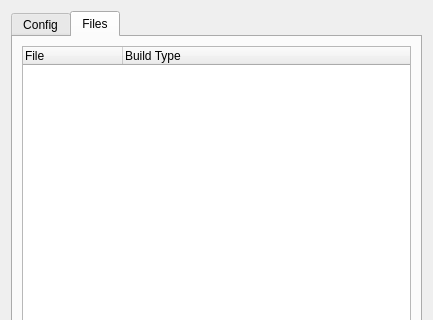
Above: mcbuilder/trunk/layouts/projectinfo.ui from makingthings/makecontroller before the change; both pictures show x 0 to 433 and y 0 to 320 of the 433 by 477 pixel window. Below: the same form after it.
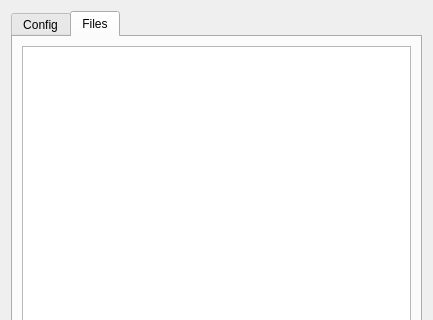
That is the form after the change. The open tabs and pages were chosen to show the change. Custom widgets are drawn as their Qt base class.

Commit message: * project info updates

```diff
--- a/mcbuilder/trunk/layouts/projectinfo.ui
+++ b/mcbuilder/trunk/layouts/projectinfo.ui
@@ -158,16 +158,6 @@
          <property name="animated">
           <bool>false</bool>
          </property>
-         <column>
-          <property name="text">
-           <string>File</string>
-          </property>
-         </column>
-         <column>
-          <property name="text">
-           <string>Build Type</string>
-          </property>
-         </column>
         </widget>
        </item>
       </layout>
@@ -189,8 +179,8 @@
  <customwidgets>
   <customwidget>
    <class>FileBrowser</class>
-   <extends>QTreeWidget</extends>
-   <header>ProjectInfo.h</header>
+   <extends>QTreeView</extends>
+   <header location="global">ProjectInfo.h</header>
   </customwidget>
  </customwidgets>
  <resources/>
```
The commit also changes 2 other files.
